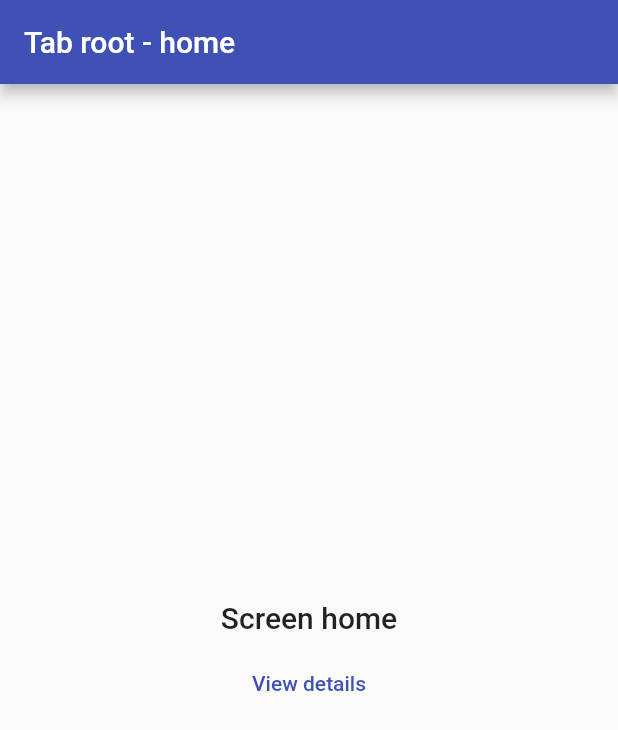
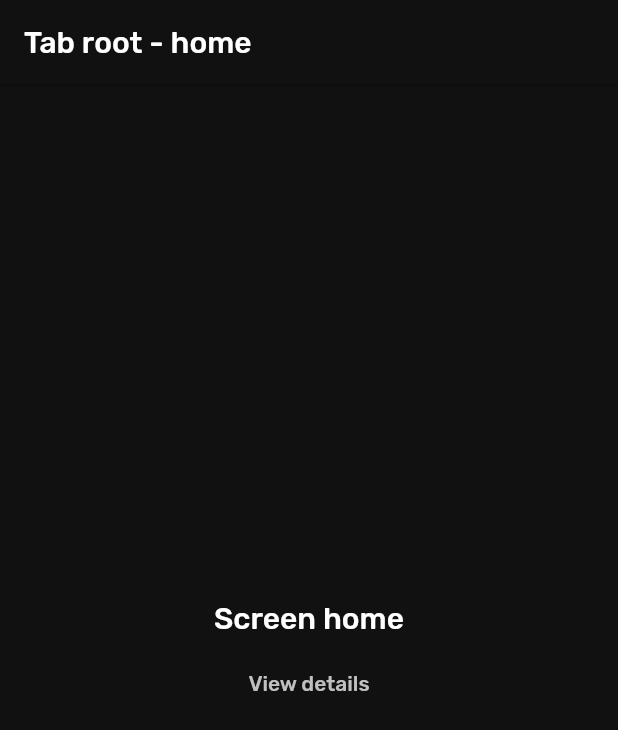
Before and after one commit to pranaypatel512/spotify_flutter, a Flutter app: the screen it shows after launch, on a phone screen of 412 x 824 dp. Shown: the top 730 px of the screen. Run offline on Flutter 3.47's test engine with Material 2 defaults, Android fonts, the phone set to English and light mode, and no system bars; our stand-ins replace beamer, flex_color_scheme, google_fonts; missing offline and left inert: adaptive_navigation; statements that could not run were skipped.

Commit message:
Added theme and fonts

```diff
--- a/lib/main.dart
+++ b/lib/main.dart
@@ -1,8 +1,11 @@
 import 'package:beamer/beamer.dart';
+import 'package:flutter/foundation.dart';
 import 'package:flutter/material.dart';
 // ignore: depend_on_referenced_packages
 import 'package:flutter_web_plugins/url_strategy.dart';
+import 'package:google_fonts/google_fonts.dart';
 import 'package:spotify_flutter/beamer_config.dart';
+import 'package:flex_color_scheme/flex_color_scheme.dart';
 
 import 'main_navigation.dart';
 
@@ -28,7 +31,21 @@ class MyApp extends StatelessWidget {
   Widget build(BuildContext context) {
     return MaterialApp.router(
       debugShowCheckedModeBanner: false,
-      theme: ThemeData(primarySwatch: Colors.indigo),
+      theme: FlexThemeData.dark(scheme: FlexScheme.blueM3,appBarElevation:0.7,fontFamily:
+      GoogleFonts.rubik().fontFamily,
+              // We use the nicer Material 3 Typography in both M2 and M3 mode.
+              typography: Typography.material2021(
+                platform: defaultTargetPlatform,
+              ) ),
+      // The Mandy red, dark theme.
+      darkTheme: FlexThemeData.dark(scheme: FlexScheme.blueM3,appBarElevation:0.7,
+      fontFamily: GoogleFonts.rubik().fontFamily,
+              // We use the nicer Material 3 Typography in both M2 and M3 mode.
+              typography: Typography.material2021(
+                platform: defaultTargetPlatform,
+              ) ),
+      // Use dark or light theme based on system setting.
+      themeMode: ThemeMode.system,
       routerDelegate: routerDelegate,
       routeInformationParser: BeamerParser(),
       backButtonDispatcher: BeamerBackButtonDispatcher(
--- a/pubspec.yaml
+++ b/pubspec.yaml
@@ -45,6 +45,7 @@ dependencies:
   flex_color_scheme: ^7.1.2
   adaptive_navigation: ^0.0.9
   beamer: 1.5.3
+  google_fonts: ^4.0.5
 
 dev_dependencies:
   flutter_test:
```
Also changed, not shown: pubspec.lock, 10 other files.
